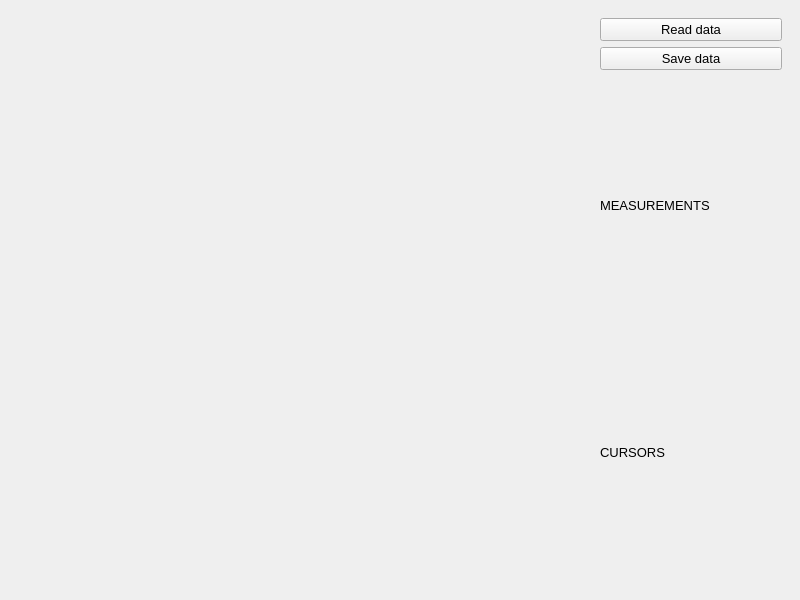
The window that PyQtScope.ui (pavel-demin/PyQtScope) describes before a commit, drawn with Qt 5.
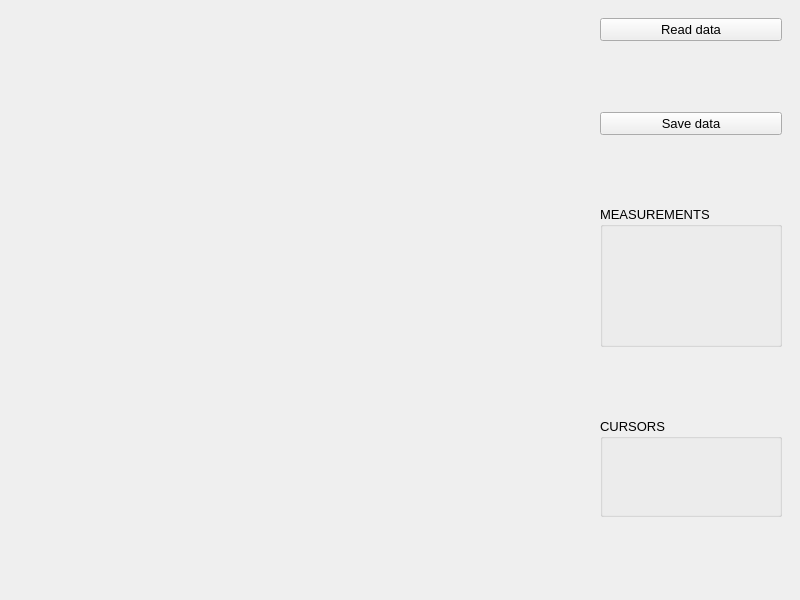
The same window after the commit.

Patch:
```diff
--- a/PyQtScope.ui
+++ b/PyQtScope.ui
@@ -57,70 +57,15 @@
         <pointsize>10</pointsize>
        </font>
       </property>
-      <layout class="QGridLayout" name="gridLayout">
-       <item row="2" column="0">
-        <spacer name="spacer2">
-         <property name="orientation">
-          <enum>Qt::Vertical</enum>
-         </property>
-         <property name="sizeHint" stdset="0">
-          <size>
-           <width>20</width>
-           <height>40</height>
-          </size>
-         </property>
-        </spacer>
-       </item>
-       <item row="8" column="0">
-        <widget class="QLabel" name="meas5">
-         <property name="text">
-          <string/>
-         </property>
-        </widget>
-       </item>
-       <item row="6" column="0">
-        <widget class="QLabel" name="meas3">
-         <property name="text">
-          <string/>
-         </property>
-        </widget>
-       </item>
-       <item row="7" column="0">
-        <widget class="QLabel" name="meas4">
-         <property name="text">
-          <string/>
-         </property>
-        </widget>
-       </item>
-       <item row="5" column="0">
-        <widget class="QLabel" name="meas2">
-         <property name="text">
-          <string/>
-         </property>
-        </widget>
-       </item>
-       <item row="0" column="0">
+      <layout class="QVBoxLayout" name="controlLayout">
+       <item>
         <widget class="QPushButton" name="readButton">
          <property name="text">
           <string>Read data</string>
          </property>
         </widget>
        </item>
-       <item row="3" column="0">
-        <widget class="QLabel" name="measLabel">
-         <property name="text">
-          <string>MEASUREMENTS</string>
-         </property>
-        </widget>
-       </item>
-       <item row="10" column="0">
-        <widget class="QLabel" name="cursLabel">
-         <property name="text">
-          <string>CURSORS</string>
-         </property>
-        </widget>
-       </item>
-       <item row="11" column="0">
+       <item>
         <spacer name="spacer1">
          <property name="orientation">
           <enum>Qt::Vertical</enum>
@@ -133,21 +78,71 @@
          </property>
         </spacer>
        </item>
-       <item row="4" column="0">
-        <widget class="QLabel" name="meas1">
-         <property name="text">
-          <string/>
-         </property>
-        </widget>
-       </item>
-       <item row="1" column="0">
+       <item>
         <widget class="QPushButton" name="saveButton">
          <property name="text">
           <string>Save data</string>
          </property>
         </widget>
        </item>
-       <item row="9" column="0">
+       <item>
+        <spacer name="spacer2">
+         <property name="orientation">
+          <enum>Qt::Vertical</enum>
+         </property>
+         <property name="sizeHint" stdset="0">
+          <size>
+           <width>20</width>
+           <height>40</height>
+          </size>
+         </property>
+        </spacer>
+       </item>
+       <item>
+        <widget class="QGroupBox" name="groupBox">
+         <property name="title">
+          <string>MEASUREMENTS</string>
+         </property>
+         <layout class="QVBoxLayout" name="verticalLayout_2">
+          <item>
+           <widget class="QLabel" name="meas4">
+            <property name="text">
+             <string/>
+            </property>
+           </widget>
+          </item>
+          <item>
+           <widget class="QLabel" name="meas1">
+            <property name="text">
+             <string/>
+            </property>
+           </widget>
+          </item>
+          <item>
+           <widget class="QLabel" name="meas2">
+            <property name="text">
+             <string/>
+            </property>
+           </widget>
+          </item>
+          <item>
+           <widget class="QLabel" name="meas3">
+            <property name="text">
+             <string/>
+            </property>
+           </widget>
+          </item>
+          <item>
+           <widget class="QLabel" name="meas5">
+            <property name="text">
+             <string/>
+            </property>
+           </widget>
+          </item>
+         </layout>
+        </widget>
+       </item>
+       <item>
         <spacer name="spacer3">
          <property name="orientation">
           <enum>Qt::Vertical</enum>
@@ -160,6 +155,49 @@
          </property>
         </spacer>
        </item>
+       <item>
+        <widget class="QGroupBox" name="groupBox_2">
+         <property name="title">
+          <string>CURSORS</string>
+         </property>
+         <layout class="QVBoxLayout" name="verticalLayout_3">
+          <item>
+           <widget class="QLabel" name="curst">
+            <property name="text">
+             <string/>
+            </property>
+           </widget>
+          </item>
+          <item>
+           <widget class="QLabel" name="curs1">
+            <property name="text">
+             <string/>
+            </property>
+           </widget>
+          </item>
+          <item>
+           <widget class="QLabel" name="curs2">
+            <property name="text">
+             <string/>
+            </property>
+           </widget>
+          </item>
+         </layout>
+        </widget>
+       </item>
+       <item>
+        <spacer name="spacer4">
+         <property name="orientation">
+          <enum>Qt::Vertical</enum>
+         </property>
+         <property name="sizeHint" stdset="0">
+          <size>
+           <width>20</width>
+           <height>40</height>
+          </size>
+         </property>
+        </spacer>
+       </item>
       </layout>
      </widget>
     </item>
```
